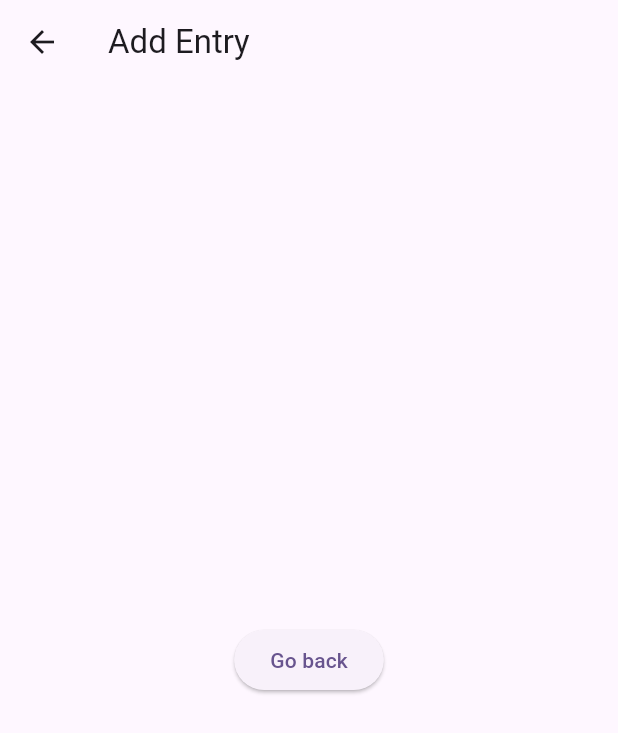
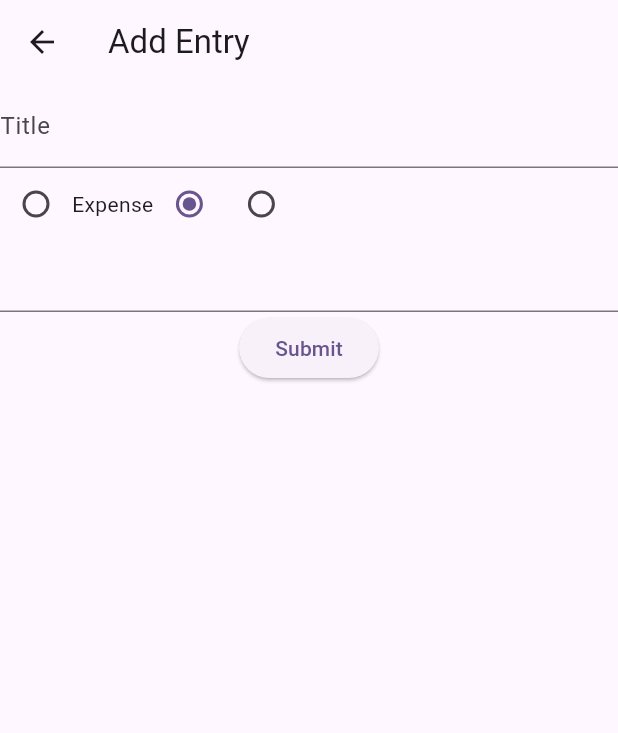
Before and after one commit to SwapnilVarpe/tracker, a Flutter app: the screen it shows after launch, after a tap on the "add" icon, on a phone screen of 412 x 824 dp. Shown: the top 733 px of the screen. Run offline on Flutter 3.47's test engine with Material 2 defaults, Android fonts, the phone set to English and light mode, and no system bars; our stand-ins replace flutter_riverpod, go_router, sqflite; missing offline and left inert: dart:ffi; accounts and stored records are empty.

Commit message:
DB start, new entry form

```diff
--- /dev/null
+++ b/lib/constants.dart
@@ -0,0 +1,24 @@
+final months = [
+  'Jan',
+  'Feb',
+  'Mar',
+  'Apr',
+  'May',
+  'Jun',
+  'Jul',
+  'Aug',
+  'Sep',
+  'Nov',
+  'Dec'
+];
+
+enum CategoryType { income, expense, investment }
+
+extension ToString on CategoryType {
+  String asString() {
+    if (this == CategoryType.income) return 'Income';
+    if (this == CategoryType.expense) return 'Expense';
+    if (this == CategoryType.investment) return 'Investment';
+    return "";
+  }
+}
--- /dev/null
+++ b/lib/db/db_helper.dart
@@ -0,0 +1,58 @@
+import 'dart:async';
+
+import 'package:path/path.dart';
+import 'package:sqflite/sqflite.dart';
+import 'package:tracker/modal/entry.dart';
+
+class DBHelper {
+  static Database? _database;
+  static const int _version = 1;
+  static const String _entryTable = "entry";
+
+  static Future<void> initDB() async {
+    if (_database != null) return;
+
+    try {
+      _database = await openDatabase(
+        join(await getDatabasesPath(), 'tracker.db'),
+        version: _version,
+        onCreate: (db, version) {
+          return db.execute(
+            "CREATE TABLE $_entryTable("
+            "id INTEGER PRIMARY KEY AUTOINCREMENT, "
+            "title TEXT, datetime INTEGER, amount REAL,"
+            "categoryType TEXT,"
+            "category TEXT"
+            ")",
+          );
+        },
+      );
+    } catch (e) {
+      // print(e);
+    }
+  }
+
+  static Future<int> insertEntry(Entry entry) async {
+    return await _database!.insert(_entryTable, entry.toMap());
+  }
+
+  static Future<List<Entry>> getEntriesByRange(
+      DateTime start, DateTime end) async {
+    var startMillis = start.millisecondsSinceEpoch;
+    var endMillis = end.millisecondsSinceEpoch;
+
+    final List<Map<String, dynamic>> maps = await _database!.query(_entryTable,
+        where: 'datetime >= ? AND datetime <= ?',
+        whereArgs: [startMillis, endMillis]);
+
+    return List.generate(maps.length, (index) {
+      var entry = maps[index];
+      return Entry(
+          title: entry['title'],
+          datetime: entry['datetime'],
+          amount: entry['amount'],
+          categoryType: entry['categoryType'],
+          category: entry['category']);
+    });
+  }
+}
--- a/lib/expenses.dart
+++ b/lib/expenses.dart
@@ -1,23 +1,8 @@
 import 'package:flutter/material.dart';
 import 'package:flutter_riverpod/flutter_riverpod.dart';
 
-final months = [
-  'Jan',
-  'Feb',
-  'Mar',
-  'Apr',
-  'May',
-  'Jun',
-  'Jul',
-  'Aug',
-  'Sep',
-  'Nov',
-  'Dec'
-];
-
-final monthProvider = StateProvider<String>((ref) {
-  return months[0];
-});
+import 'providers/expense_provider.dart';
+import 'constants.dart';
 
 class Expenses extends ConsumerWidget {
   const Expenses({super.key});
--- a/lib/main.dart
+++ b/lib/main.dart
@@ -6,8 +6,12 @@ import 'expenses.dart';
 import 'money_stats.dart';
 import 'time_schedule.dart';
 import 'time_stats.dart';
+import 'new_entry.dart';
+import 'db/db_helper.dart';
 
 void main() {
+  WidgetsFlutterBinding.ensureInitialized();
+  DBHelper.initDB();
   runApp(const ProviderScope(child: MyApp()));
 }
 
@@ -21,27 +25,11 @@ final GoRouter _router = GoRouter(routes: <RouteBase>[
         GoRoute(
           path: 'addEntry',
           builder: (BuildContext context, GoRouterState state) {
-            return const AddEntry();
+            return const NewEntry();
           },
         )
       ]),
 ]);
-
-class AddEntry extends StatelessWidget {
-  const AddEntry({super.key});
-
-  @override
-  Widget build(BuildContext context) {
-    return Scaffold(
-        appBar: AppBar(title: const Text('Add Entry')),
-        body: Center(
-          child: ElevatedButton(
-            child: const Text('Go back'),
-            onPressed: () => context.go('/'),
-          ),
-        ));
-  }
-}
 
 class MyApp extends StatelessWidget {
   const MyApp({super.key});
@@ -92,6 +80,8 @@ class _MyHomePageState extends State<MyHomePage> {
         tooltip: 'Increment',
         child: const Icon(Icons.add),
       ),
+      // ToDo: FAB is hiding last amount.
+      // floatingActionButtonLocation: FloatingActionButtonLocation.centerDocked,
       bottomNavigationBar: NavigationBar(
         selectedIndex: _currentPageIndex,
         onDestinationSelected: (value) {
--- /dev/null
+++ b/lib/modal/entry.dart
@@ -0,0 +1,51 @@
+import 'dart:convert';
+import 'dart:ffi';
+
+class Entry {
+  final int? id;
+  final String title;
+  final int datetime;
+  final Float amount;
+  final String categoryType;
+  final String category;
+
+  const Entry(
+      {this.id,
+      required this.title,
+      required this.datetime,
+      required this.amount,
+      required this.categoryType,
+      required this.category});
+
+  Map<String, dynamic> toMap() {
+    return {
+      'id': id,
+      'title': title,
+      'datetime': datetime,
+      'amount': amount,
+      'categoryType': categoryType,
+      'category': category
+    };
+  }
+
+  factory Entry.fromMap(Map<String, dynamic> map) {
+    return Entry(
+        id: map['id'],
+        title: map['title'] ?? "",
+        datetime: map['datetime'] ?? 0,
+        amount: map['amount'] ?? 0,
+        categoryType: map['categoryType'] ?? "",
+        category: map['category'] ?? "");
+  }
+
+  String toJSON() => json.encode(toMap());
+
+  factory Entry.fromJSON(String source) =>
+      Entry.fromMap(json.decode(source) as Map<String, dynamic>);
+
+  @override
+  String toString() {
+    var date = DateTime.fromMillisecondsSinceEpoch(datetime);
+    return 'Entry(${date.toIso8601String()}, $id, $title, $amount, $categoryType, $category)';
+  }
+}
--- /dev/null
+++ b/lib/new_entry.dart
@@ -0,0 +1,63 @@
+import 'package:flutter/material.dart';
+import 'package:flutter_riverpod/flutter_riverpod.dart';
+
+import 'providers/new_entry_provider.dart';
+import 'constants.dart';
+
+class NewEntry extends ConsumerStatefulWidget {
+  const NewEntry({super.key});
+
+  @override
+  ConsumerState<NewEntry> createState() => _NewEntryState();
+}
+
+class _NewEntryState extends ConsumerState<NewEntry> {
+  final _formKey = GlobalKey<FormState>();
+
+  @override
+  Widget build(BuildContext context) {
+    var categoryType = ref.watch(catTypeProvider);
+
+    return Scaffold(
+        appBar: AppBar(title: const Text('Add Entry')),
+        body: Form(
+          key: _formKey,
+          child: Column(
+            children: [
+              TextFormField(
+                decoration: const InputDecoration(labelText: 'Title'),
+              ),
+              Row(
+                children: [
+                  Row(
+                    children: [
+                      Radio(
+                          value: CategoryType.expense,
+                          groupValue: categoryType,
+                          onChanged: (type) => ref
+                              .read(catTypeProvider.notifier)
+                              .state = CategoryType.expense),
+                      Text(CategoryType.expense.asString())
+                    ],
+                  ),
+                  Radio(
+                      value: CategoryType.income,
+                      groupValue: categoryType,
+                      onChanged: (type) => ref
+                          .read(catTypeProvider.notifier)
+                          .state = CategoryType.income),
+                  Radio(
+                      value: CategoryType.investment,
+                      groupValue: categoryType,
+                      onChanged: (type) => ref
+                          .read(catTypeProvider.notifier)
+                          .state = CategoryType.investment),
+                ],
+              ),
+              TextFormField(),
+              ElevatedButton(onPressed: () {}, child: Text("Submit"))
+            ],
+          ),
+        ));
+  }
+}
--- /dev/null
+++ b/lib/providers/expense_provider.dart
@@ -0,0 +1,8 @@
+import 'package:flutter_riverpod/flutter_riverpod.dart';
+
+import '../constants.dart';
+
+final monthProvider = StateProvider<String>((ref) {
+  var curMonth = DateTime.now().month;
+  return months[curMonth - 1];
+});
--- /dev/null
+++ b/lib/providers/new_entry_provider.dart
@@ -0,0 +1,6 @@
+import 'package:flutter_riverpod/flutter_riverpod.dart';
+import 'package:tracker/constants.dart';
+
+final catTypeProvider = StateProvider<CategoryType>((ref) {
+  return CategoryType.income;
+});
--- a/pubspec.yaml
+++ b/pubspec.yaml
@@ -31,6 +31,8 @@ dependencies:
   flutter:
     sdk: flutter
   flutter_riverpod: ^2.3.6
+  sqflite:
+  path:
 
   # The following adds the Cupertino Icons font to your application.
   # Use with the CupertinoIcons class for iOS style icons.
```
Also changed, not shown: pubspec.lock, 11 other files.
